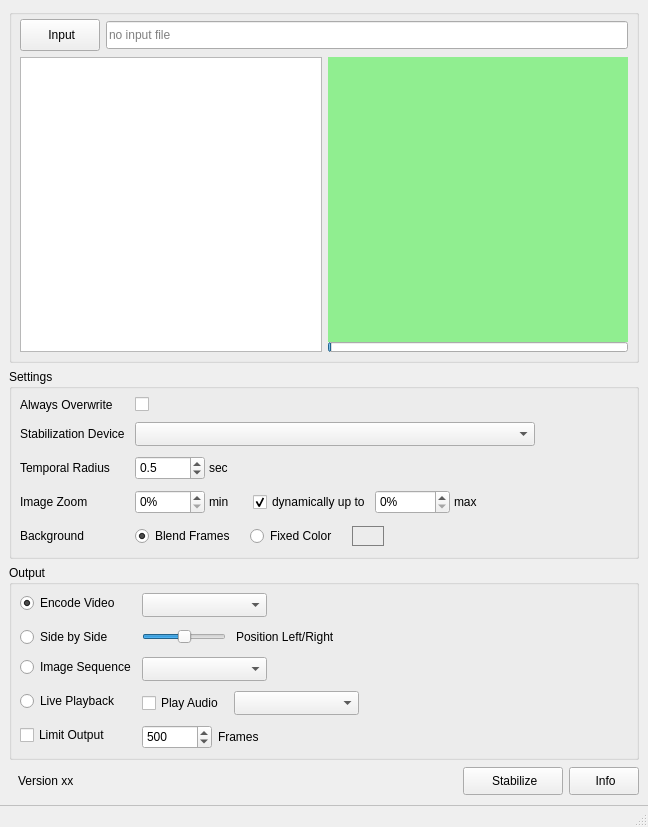
Qt form cuvistaGui/cuvistaGui.ui (RainerMtb/cuvista) before a commit.
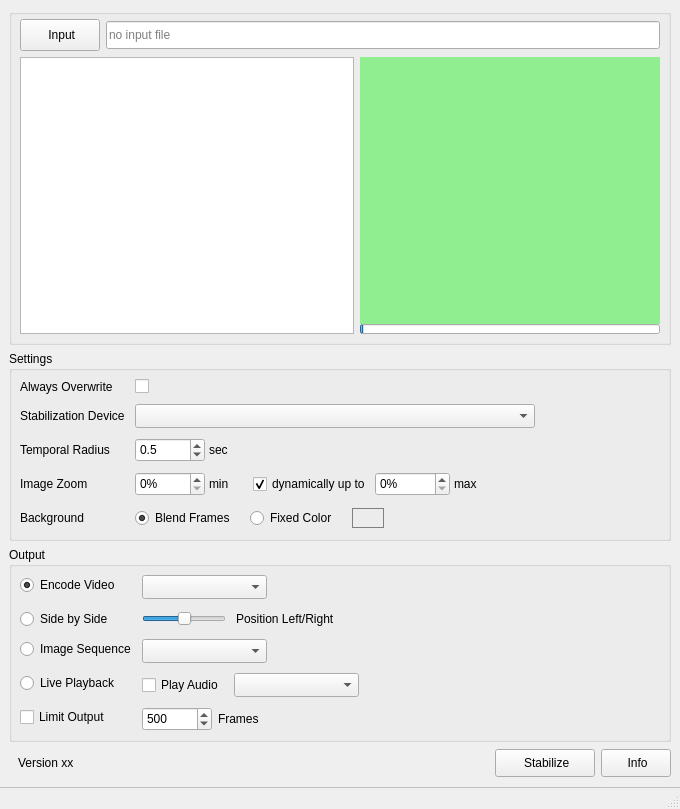
The same form after that commit. Icons and pictures are not drawn. Custom widgets are drawn as their Qt base class.

The edit to the form file:
```diff
--- a/cuvistaGui/cuvistaGui.ui
+++ b/cuvistaGui/cuvistaGui.ui
@@ -6,8 +6,8 @@
    <rect>
     <x>0</x>
     <y>0</y>
-    <width>648</width>
-    <height>827</height>
+    <width>680</width>
+    <height>809</height>
    </rect>
   </property>
   <property name="sizePolicy">
```
Left out of the diff: 31 changed lines with no effect on the pictures.
